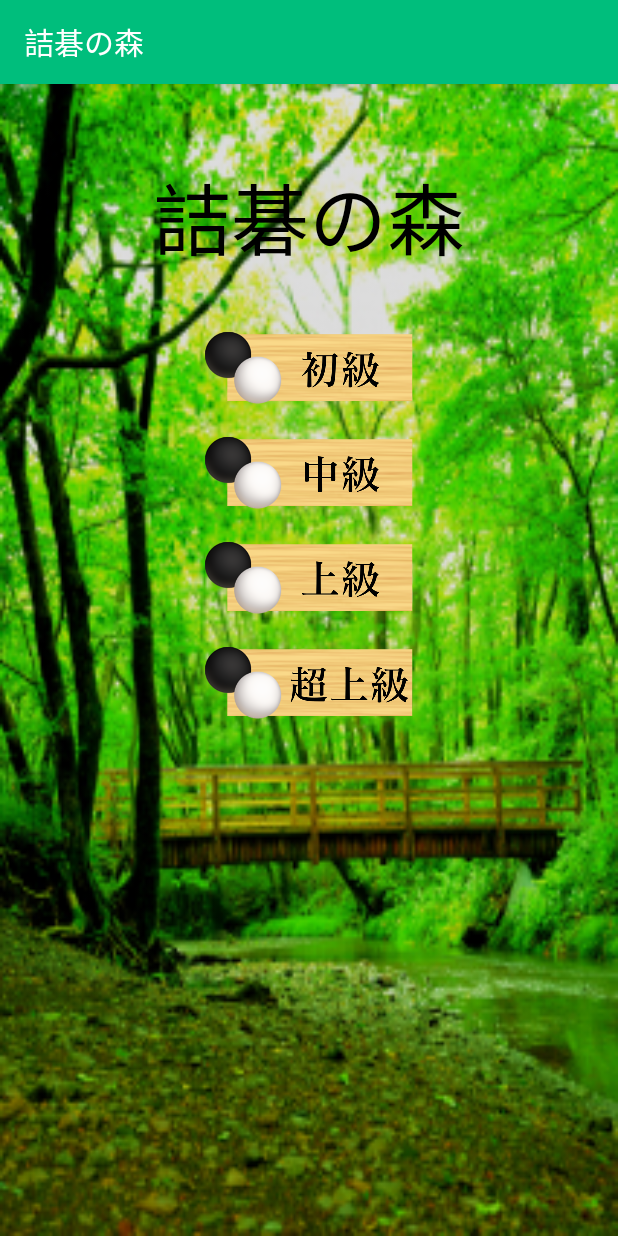
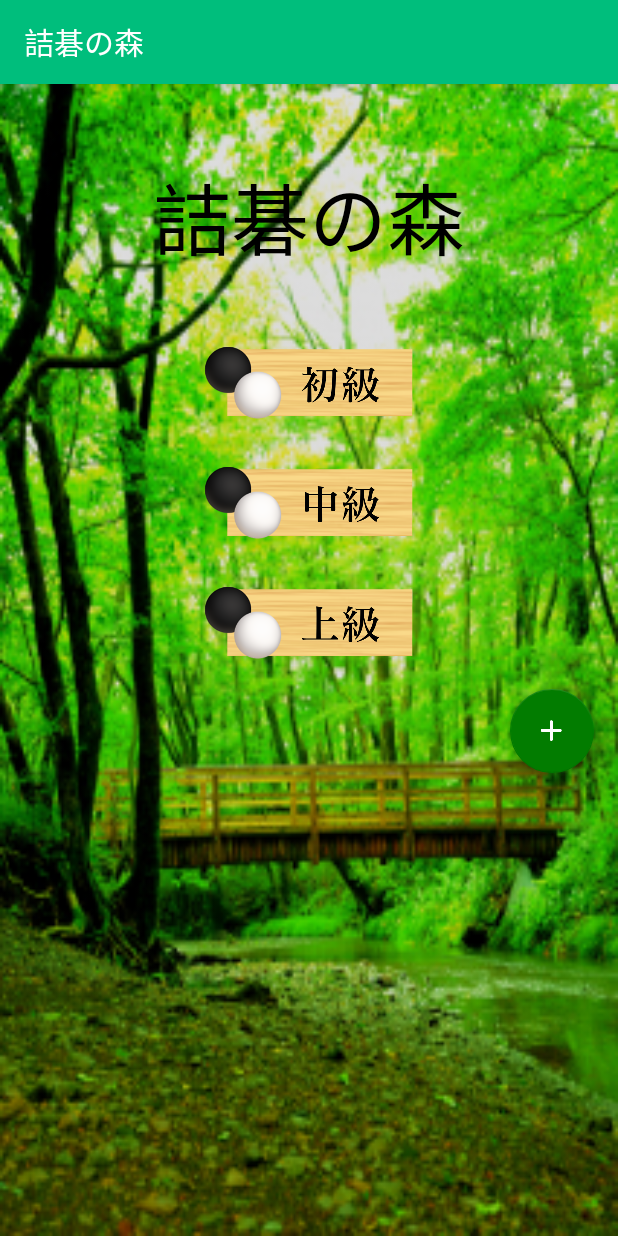
Before and after one commit to intenseG/TsumegonoMori_Old, an Android app: the screen it shows after launch (MainActivity), on a phone screen of 412 x 824 dp. Run offline under Robolectric (Android 15) with nearby library versions, the phone set to English and light mode, and no system bars.

Commit message:
いろいろと変更・修正

```diff
--- a/app/src/main/java/com/example/oubeika/tsumegonomori/JsonReader.java
+++ b/app/src/main/java/com/example/oubeika/tsumegonomori/JsonReader.java
@@ -22,7 +22,7 @@ public class JsonReader extends AppCompatActivity {
     protected void onCreate(Bundle savedInstanceState) {
         super.onCreate(savedInstanceState);
 
-        GoData goData = new GoData();
+        GoData goData = new GoData(); //このインスタンスの使い方がわからない
 
         // ファイルの読み込み
         InputStream is;
--- a/app/src/main/java/com/example/oubeika/tsumegonomori/MainActivity.java
+++ b/app/src/main/java/com/example/oubeika/tsumegonomori/MainActivity.java
@@ -1,8 +1,11 @@
 package com.example.oubeika.tsumegonomori;
 
 import android.content.Intent;
+import android.support.design.widget.FloatingActionButton;
+import android.support.design.widget.Snackbar;
 import android.support.v7.app.AppCompatActivity;
 import android.os.Bundle;
+import android.support.v7.widget.Toolbar;
 import android.view.View;
 import android.widget.Button;
 
@@ -13,13 +16,22 @@ public class MainActivity extends AppCompatActivity implements View.OnClickListe
         super.onCreate(savedInstanceState);
         setContentView(R.layout.activity_main);
 
-        Button button = (Button) findViewById(R.id.easy);
+        FloatingActionButton fab = (FloatingActionButton) findViewById(R.id.fab);
+        fab.setOnClickListener(new View.OnClickListener() {
+            @Override
+            public void onClick(View view) {
+                Snackbar.make(view, "Replace with your own action", Snackbar.LENGTH_LONG)
+                        .setAction("Action", null).show();
+            }
+        });
+
+        Button button = (Button) findViewById(R.id.normal);
         button.setOnClickListener(this);
     }
 
     @Override
     public void onClick(View view) {
-        Intent intent = new Intent(this, LevelNormal.class);
+        Intent intent = new Intent(this, ProblemList.class);
         startActivity(intent);
     }
 }
--- a/app/src/main/res/layout/activity_main.xml
+++ b/app/src/main/res/layout/activity_main.xml
@@ -29,30 +29,38 @@
             android:layout_width="140dp"
             android:layout_height="60dp"
             android:id="@+id/easy"
-            android:layout_marginTop="10dp"
+            android:layout_marginTop="20dp"
             android:background="@drawable/button_easy"/>
 
         <Button
             android:layout_width="140dp"
             android:layout_height="60dp"
             android:id="@+id/normal"
-            android:layout_marginTop="10dp"
+            android:layout_marginTop="20dp"
             android:background="@drawable/button_normal"/>
 
         <Button
             android:layout_width="140dp"
             android:layout_height="60dp"
             android:id="@+id/hard"
-            android:layout_marginTop="10dp"
+            android:layout_marginTop="20dp"
             android:background="@drawable/button_hard"/>
-
-        <Button
-            android:layout_width="140dp"
-            android:layout_height="60dp"
-            android:id="@+id/very_hard"
-            android:layout_marginTop="10dp"
-            android:background="@drawable/button_veryhard"/>
 
     </LinearLayout>
 
+    <android.support.design.widget.AppBarLayout
+        android:layout_width="match_parent"
+        android:layout_height="wrap_content"
+        android:theme="@style/AppTheme.AppBarOverlay">
+
+    </android.support.design.widget.AppBarLayout>
+
+    <android.support.design.widget.FloatingActionButton
+        android:id="@+id/fab"
+        android:layout_width="wrap_content"
+        android:layout_height="wrap_content"
+        android:layout_gravity="bottom|end"
+        android:layout_margin="@dimen/fab_margin"
+        app:srcCompat="@drawable/plus"/>
+
 </LinearLayout>
--- a/app/src/main/res/values/dimens.xml
+++ b/app/src/main/res/values/dimens.xml
@@ -2,4 +2,5 @@
     <!-- Default screen margins, per the Android Design guidelines. -->
     <dimen name="activity_horizontal_margin">16dp</dimen>
     <dimen name="activity_vertical_margin">16dp</dimen>
+    <dimen name="fab_margin">16dp</dimen>
 </resources>
--- a/app/src/main/res/values/strings.xml
+++ b/app/src/main/res/values/strings.xml
@@ -10,4 +10,5 @@
     <string name="first_w">白先</string>
     <string name="yes1">はい</string>
     <string name="yes2">そうです</string>
+    <string name="title_activity_main2">Main2Activity</string>
 </resources>
```
Also changed, not shown: app/build.gradle (+5 -5 lines), app/src/main/AndroidManifest.xml (+20 -10 lines), app/src/main/java/com/example/oubeika/tsumegonomori/Move.java (deleted, +0 -40 lines), app/src/main/java/com/example/oubeika/tsumegonomori/Problem.java (added, +18 -0 lines), app/src/main/java/com/example/oubeika/tsumegonomori/ProblemList.java (renamed from app/src/main/java/com/example/oubeika/tsumegonomori/LevelNormal.java, +7 -6 lines), app/src/main/java/com/example/oubeika/tsumegonomori/SgfLoad.java (deleted, +0 -95 lines), app/src/main/res/layout/level_normal.xml (deleted, +0 -14 lines), app/src/main/res/layout/problem_list.xml (added, +17 -0 lines), app/src/main/res/values/styles.xml (+9 -0 lines), app/src/main/res/layout/problem_screen.xml (renamed from app/src/main/res/layout/problem_normal.xml).
